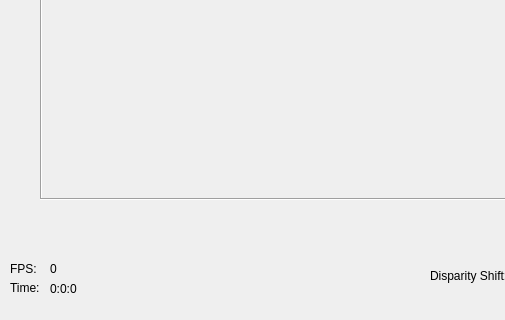
This is Realsense Recorder/windowview.ui in rdelgiudi/narzedzia-praca-magisterska-klasyfikator as Qt 5 draws it before an edit; both pictures show x 0 to 505 and y 360 to 680 of the 1045 by 680 pixel window. The edited form follows.
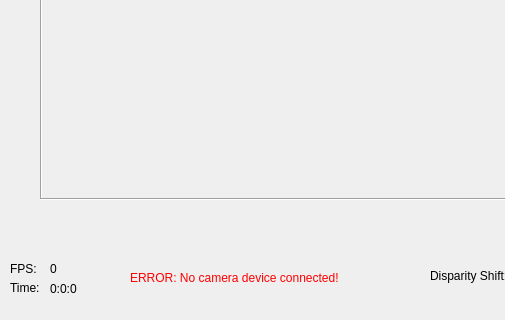
This is the edited form.

Commit message: No camera error reporting and bug fixes

```diff
--- a/Realsense Recorder/windowview.ui
+++ b/Realsense Recorder/windowview.ui
@@ -173,6 +173,25 @@
      <number>200</number>
     </property>
    </widget>
+   <widget class="QLabel" name="errorLabel">
+    <property name="enabled">
+     <bool>true</bool>
+    </property>
+    <property name="geometry">
+     <rect>
+      <x>130</x>
+      <y>630</y>
+      <width>271</width>
+      <height>16</height>
+     </rect>
+    </property>
+    <property name="text">
+     <string>&lt;html&gt;&lt;head/&gt;&lt;body&gt;&lt;p&gt;&lt;span style=&quot; color:#ff0000;&quot;&gt;ERROR: No camera device connected!&lt;/span&gt;&lt;/p&gt;&lt;/body&gt;&lt;/html&gt;</string>
+    </property>
+    <property name="textFormat">
+     <enum>Qt::AutoText</enum>
+    </property>
+   </widget>
   </widget>
  </widget>
  <resources/>
```
The commit also changes 3 other files.
